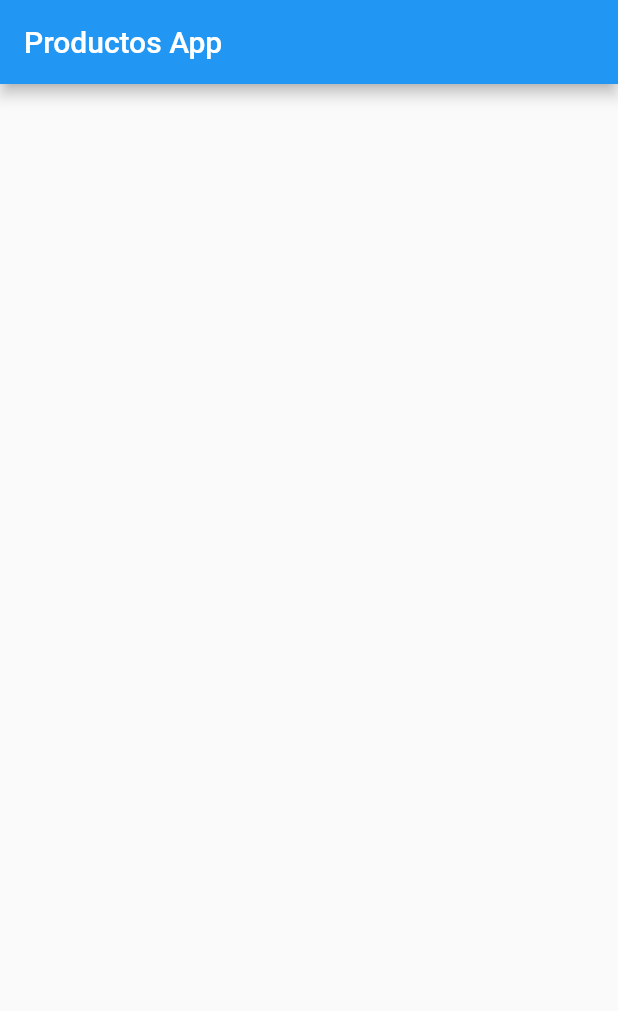
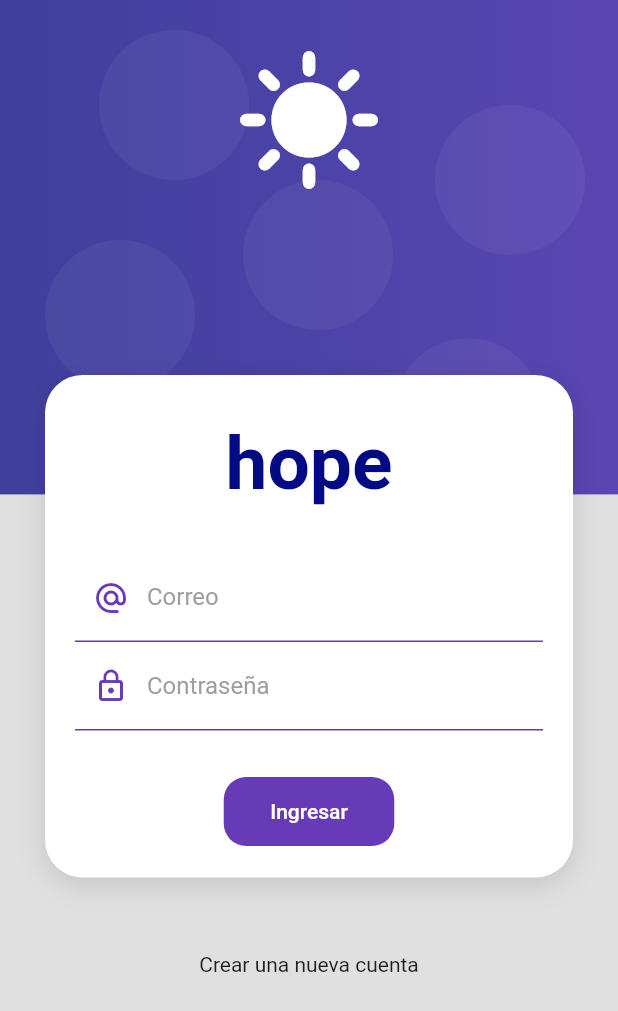
Before and after one commit to LordMario/ProductosApp, a Flutter app: the screen it shows after launch, on a phone screen of 412 x 824 dp. Shown: the top 1011 px of the screen. Run offline on Flutter 3.47's test engine with Material 2 defaults, Android fonts, the phone set to English and light mode, and no system bars.

Commit message:
Implementando el diseño del login, reutilizando widget de Input y card de login

```diff
--- a/lib/main.dart
+++ b/lib/main.dart
@@ -1,4 +1,5 @@
 import 'package:flutter/material.dart';
+import 'screens/screens.dart';
 
 void main() {
   runApp(const MyApp());
@@ -11,13 +12,16 @@ class MyApp extends StatelessWidget {
   @override
   Widget build(BuildContext context) {
     return MaterialApp(
-      title: 'Flutter Demo',
-      theme: ThemeData( primarySwatch: Colors.blue),
-      home: Scaffold(
-        appBar: AppBar(
-          title: const Text('Productos App'),
-        ),
+      debugShowCheckedModeBanner: false,
+      title: 'Productos App',
+      theme: ThemeData.light().copyWith(
+        scaffoldBackgroundColor: Colors.grey[300],
       ),
+      initialRoute: 'login',
+      routes: {
+        'login' : (_) => const LoginScreen(),
+        'home': (_) => const HomeScreen(),
+      },
     );
   }
 }
--- /dev/null
+++ b/lib/screens/home_screen.dart
@@ -0,0 +1,16 @@
+
+import 'package:flutter/material.dart';
+
+class HomeScreen extends StatelessWidget {
+
+  const HomeScreen({Key? key}) : super(key: key);
+
+  @override
+  Widget build(BuildContext context) {
+    return Scaffold(
+      appBar: AppBar(
+        title: const Text('Home Screen'),
+      ),
+    );
+  }
+}
--- /dev/null
+++ b/lib/screens/login_screen.dart
@@ -0,0 +1,87 @@
+import 'package:flutter/material.dart';
+import 'package:productos_app/ui/input_decorations.dart';
+import 'package:productos_app/widgets/widgets.dart';
+
+class LoginScreen extends StatelessWidget {
+  const LoginScreen({Key? key}) : super(key: key);
+
+  @override
+  Widget build(BuildContext context) {
+    return Scaffold(
+        body: AuthBackground(
+            child: SingleChildScrollView(
+      child: Column(
+        children: [
+          const SizedBox(
+            height: 250,
+          ),
+          CardContainer(
+            child: Column(
+              children: [
+                const SizedBox(
+                  height: 10,
+                ),
+                const Text('hope',
+                    style: TextStyle(
+                      color: Color.fromARGB(255, 2, 11, 131),
+                      fontSize: 50,
+                      fontWeight: FontWeight.bold
+                    )
+                ),
+                const SizedBox(height: 30),
+                _LoginForm(),
+              ],
+            ),
+          ),
+          const SizedBox(
+            height: 50,
+          ),
+          const Text('Crear una nueva cuenta'),
+          const SizedBox(
+            height: 50,
+          ),
+        ],
+      ),
+    )));
+  }
+}
+
+class _LoginForm extends StatelessWidget {
+
+  @override
+  Widget build(BuildContext context) {
+    return Form(
+      child: Column(
+        children: [
+          TextFormField(
+            autocorrect: false,
+            keyboardType: TextInputType.emailAddress,
+            decoration: InputDecorations.authInputDecoration(hintText:'Mario@gmail.com',label: 'Correo',icono: Icons.alternate_email),
+          ),
+          TextFormField(
+            autocorrect: false,
+            obscureText: true,
+            decoration: InputDecorations.authInputDecoration(hintText:'******',label: 'Contraseña',icono: Icons.lock_outline),
+          ),
+          const SizedBox(height: 30,),
+          MaterialButton(
+            onPressed: (){
+
+            },
+            color: Colors.deepPurple,
+            disabledColor: Colors.grey,
+            shape: RoundedRectangleBorder(borderRadius: BorderRadius.circular(15)),
+            elevation: 0,
+            child: Container(
+              padding: const EdgeInsets.all(15),
+              child: const Text(
+                'Ingresar',
+                style: TextStyle(color: Colors.white)
+              )
+            ),
+          )
+        ],
+      ),
+    );
+  }
+}
--- /dev/null
+++ b/lib/screens/screens.dart
@@ -0,0 +1,2 @@
+export 'package:productos_app/screens/home_screen.dart';
+export 'package:productos_app/screens/login_screen.dart';
--- /dev/null
+++ b/lib/ui/input_decorations.dart
@@ -0,0 +1,37 @@
+import 'package:flutter/material.dart';
+
+class InputDecorations{
+
+
+
+
+  static InputDecoration authInputDecoration({
+
+    required String label,
+    required String hintText,
+    IconData? icono,
+  }){
+
+    return InputDecoration(
+              enabledBorder:const UnderlineInputBorder(
+                borderSide: BorderSide(
+                  color: Colors.deepPurple
+                ),
+              ),
+              focusedBorder: const UnderlineInputBorder(
+                borderSide:  BorderSide(
+                  color: Colors.deepPurple,
+                  width: 2,
+                )
+              ),
+              hintText: hintText,
+              labelText: label,
+              labelStyle: const  TextStyle(
+                color: Colors.grey
+              ),
+              prefixIcon: icono != null ?
+              Icon(icono,color: Colors.deepPurple,): null
+            );
+  }
+
+}
--- /dev/null
+++ b/lib/widgets/auth_background.dart
@@ -0,0 +1,108 @@
+import 'package:flutter/material.dart';
+
+class AuthBackground extends StatelessWidget {
+
+   final Widget child;
+
+  const AuthBackground({Key? key, required this.child}) : super(key: key);
+
+
+
+  @override
+  Widget build(BuildContext context) {
+    return SizedBox(
+        width: double.infinity,
+        height: double.infinity,
+        child: Stack(
+          children: [
+            _PurpleBox(),
+            _HeaderIcon(),
+            child,
+          ],
+        ));
+  }
+}
+
+class _HeaderIcon extends StatelessWidget {
+  @override
+  Widget build(BuildContext context) {
+    return SafeArea(
+      child: Container(
+        width: double.infinity,
+        margin: const EdgeInsets.only(top: 30),
+        child:
+            const Icon(Icons.sunny, color: Colors.white, size: 100),
+      ),
+    );
+  }
+}
+
+class _PurpleBox extends StatelessWidget {
+  @override
+  Widget build(BuildContext context) {
+    final sizeHeigth = MediaQuery.of(context).size;
+
+    return Container(
+      width: double.infinity,
+      height: sizeHeigth.height * 0.4,
+      decoration: _purpleBackground(),
+      child: Stack(
+        children: const [
+          Positioned(
+            top: 160,
+            left: 30,
+            child: _Bubble(),
+          ),
+          Positioned(
+            right: 22,
+            top: 70,
+            child: _Bubble(),
+          ),
+          Positioned(
+            bottom: -60,
+            left: 90,
+            child: _Bubble(),
+          ),
+          Positioned(
+            bottom: 4,
+            right: 50,
+            child: _Bubble(),
+          ),
+          Positioned(
+            top: 120,
+            right: 150,
+            child: _Bubble(),
+          ),
+          Positioned(
+            top: 20,
+            left: 66,
+            child: _Bubble(),
+          )
+        ],
+      ),
+    );
+  }
+
+  BoxDecoration _purpleBackground() {
+    return const BoxDecoration(
+        gradient: LinearGradient(colors: [
+      Color.fromRGBO(63, 63, 156, 1),
+      Color.fromRGBO(90, 70, 178, 1),
+    ]));
+  }
+}
+
+class _Bubble extends StatelessWidget {
+  const _Bubble({Key? key}) : super(key: key);
+
+  @override
+  Widget build(BuildContext context) {
+    return Container(
+      width: 100,
+      height: 100,
+      decoration: BoxDecoration(
+          borderRadius: BorderRadius.circular(100),
+          color: const Color.fromRGBO(255, 255, 255, 0.05)),
+    );
+  }
+}
--- /dev/null
+++ b/lib/widgets/card_container.dart
@@ -0,0 +1,37 @@
+import 'package:flutter/material.dart';
+
+class CardContainer extends StatelessWidget {
+
+  final Widget child;
+
+  const CardContainer({Key? key, required this.child}) : super(key: key);
+
+  @override
+  Widget build(BuildContext context) {
+    return Padding(
+      padding: const EdgeInsets.symmetric(horizontal: 30),
+
+      child: Container(
+        padding: const EdgeInsets.all(20),
+        width: double.infinity,
+        decoration: _createCard(),
+        child: child,
+
+      ),
+    );
+  }
+
+  BoxDecoration _createCard() {
+    return BoxDecoration(
+      color: Colors.white,
+      borderRadius: BorderRadius.circular(25),
+      boxShadow: const [
+        BoxShadow(
+          color: Colors.black12,
+          blurRadius: 15,
+          offset:Offset(0, 5)
+        )
+      ]
+    );
+  }
+}
--- /dev/null
+++ b/lib/widgets/widgets.dart
@@ -0,0 +1,3 @@
+export 'package:productos_app/widgets/card_container.dart';
+
+export 'package:productos_app/widgets/auth_background.dart';
```
